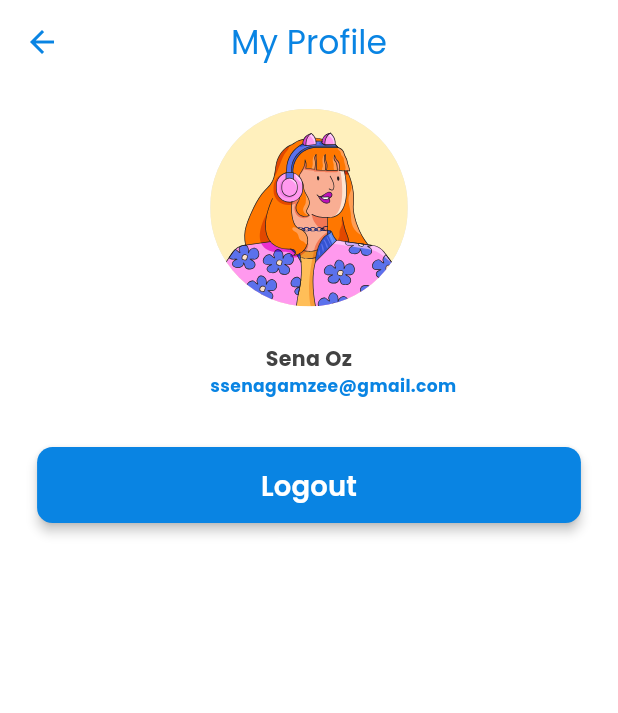
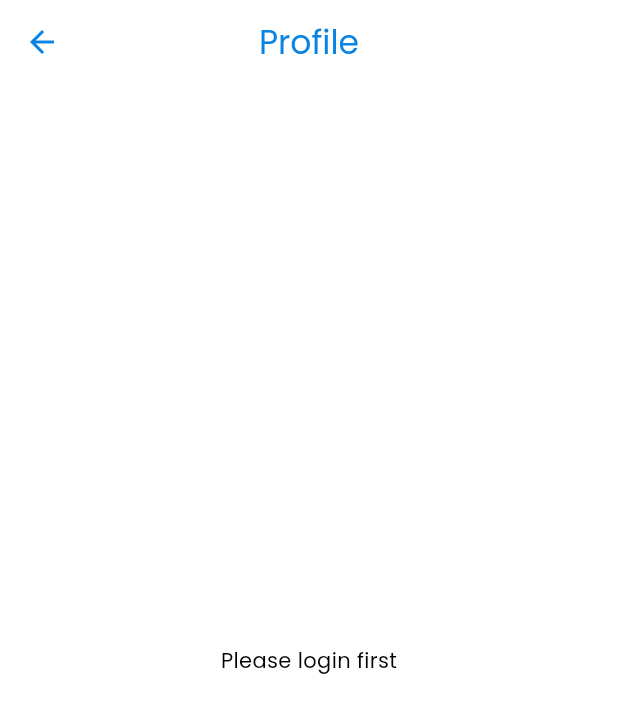
Before and after one commit to sgamzeo/firebase_challenge, a Flutter app: the ProfilePage screen opened by its route, on a phone screen of 412 x 824 dp. Shown: the top 713 px of the screen. Run offline on Flutter 3.47's test engine with Material 3 defaults, Android fonts, the phone set to English and light mode, and no system bars; our stand-ins replace bloc, cached_network_image, equatable, firebase_auth, firebase_core, flutter_bloc and 6 more; accounts and stored records are empty.

Commit message:
feat(profile): fetch current user on page load -- to be fixed

```diff
--- a/lib/core/dependency_injection.dart/dependecy_injection_container.dart
+++ b/lib/core/dependency_injection.dart/dependecy_injection_container.dart
@@ -1,4 +1,5 @@
 import 'package:firebase_challenge/feature/auth/domain/repositories/auth_repository_implementation.dart';
+import 'package:firebase_challenge/feature/auth/domain/usecases/get_current_user.dart';
 import 'package:firebase_challenge/feature/auth/domain/usecases/sign_in.dart';
 import 'package:firebase_challenge/feature/auth/domain/usecases/sign_up.dart';
 import 'package:get_it/get_it.dart';
@@ -28,4 +29,8 @@ void setupDependencies() {
   getIt.registerSingleton<SignUpUseCase>(
     SignUpUseCase(getIt<AuthRepository>()),
   );
+
+  getIt.registerSingleton<GetCurrentUserUseCase>(
+    GetCurrentUserUseCase(getIt<AuthRepository>()),
+  );
 }
--- a/lib/feature/auth/cubit/auth_cubit.dart
+++ b/lib/feature/auth/cubit/auth_cubit.dart
@@ -1,31 +1,34 @@
 import 'package:bloc/bloc.dart';
 import 'package:equatable/equatable.dart';
-import 'package:firebase_challenge/core/logger/app_logger.dart' show AppLogger;
-import 'package:firebase_challenge/feature/auth/domain/repositories/auth_repository.dart';
+import 'package:firebase_challenge/core/logger/app_logger.dart';
+import 'package:firebase_challenge/feature/auth/domain/entities/user_entity.dart';
+import 'package:firebase_challenge/feature/auth/domain/usecases/get_current_user.dart';
+import 'package:firebase_challenge/feature/auth/domain/usecases/sign_in.dart';
+import 'package:firebase_challenge/feature/auth/domain/usecases/sign_up.dart';
 
 part 'auth_state.dart';
 
 class AuthCubit extends Cubit<AuthState> {
-  final AuthRepository authRepository;
+  final SignInUseCase signInUseCase;
+  final SignUpUseCase signUpUseCase;
+  final GetCurrentUserUseCase getCurrentUserUseCase;
 
-  AuthCubit({required this.authRepository}) : super(AuthInitial());
+  AuthCubit({
+    required this.signInUseCase,
+    required this.signUpUseCase,
+    required this.getCurrentUserUseCase,
+  }) : super(AuthInitial());
 
   Future<void> checkAuth() async {
     emit(AuthLoading());
     AppLogger.i('Auth check started');
 
     try {
-      final isSignedIn = await authRepository.isSignedIn();
+      final user = await getCurrentUserUseCase();
 
-      if (isSignedIn) {
-        final token = await authRepository.getToken();
-        if (token != null && token.isNotEmpty) {
-          AppLogger.i('User authenticated successfully');
-          emit(AuthAuthenticated(token));
-        } else {
-          AppLogger.w('User not authenticated');
-          emit(AuthUnauthenticated());
-        }
+      if (user != null) {
+        AppLogger.i('User authenticated successfully');
+        emit(AuthAuthenticated(user: user));
       } else {
         AppLogger.w('User not authenticated');
         emit(AuthUnauthenticated());
@@ -38,8 +41,29 @@ class AuthCubit extends Cubit<AuthState> {
 
   Future<void> signOut() async {
     AppLogger.i('User sign out initiated');
-    await authRepository.signOut();
+    // Burada repository üzerinden signOut çağrısı kalabilir, çünkü logout direkt repository işlemi
+    await getCurrentUserUseCase.repository.signOut();
     AppLogger.i('User signed out successfully');
     emit(AuthUnauthenticated());
   }
+
+  Future<void> signIn(String email, String password) async {
+    emit(AuthLoading());
+    try {
+      final user = await signInUseCase(email, password);
+      emit(AuthAuthenticated(user: user));
+    } catch (e) {
+      emit(AuthUnauthenticated());
+    }
+  }
+
+  Future<void> signUp(String name, String email, String password) async {
+    emit(AuthLoading());
+    try {
+      final user = await signUpUseCase(name, email, password);
+      emit(AuthAuthenticated(user: user));
+    } catch (e) {
+      emit(AuthUnauthenticated());
+    }
+  }
 }
--- a/lib/feature/auth/cubit/auth_state.dart
+++ b/lib/feature/auth/cubit/auth_state.dart
@@ -11,11 +11,13 @@ class AuthInitial extends AuthState {}
 class AuthLoading extends AuthState {}
 
 class AuthAuthenticated extends AuthState {
-  final String token;
-  const AuthAuthenticated(this.token);
+  final UserEntity user;
+  final String? token;
+
+  const AuthAuthenticated({required this.user, this.token});
 
   @override
-  List<Object?> get props => [token];
+  List<Object?> get props => [user, token];
 }
 
 class AuthUnauthenticated extends AuthState {}
--- a/lib/feature/auth/domain/repositories/auth_repository.dart
+++ b/lib/feature/auth/domain/repositories/auth_repository.dart
@@ -3,6 +3,8 @@ import 'package:firebase_challenge/feature/auth/domain/entities/user_entity.dart
 abstract class AuthRepository {
   Future<UserEntity> signIn(String email, String password);
   Future<UserEntity> signUp(String name, String email, String password);
+  Future<UserEntity?> getCurrentUser();
+
   Future<void> signOut();
   Future<String?> getToken();
   Future<bool> isSignedIn();
--- /dev/null
+++ b/lib/feature/auth/domain/usecases/get_current_user.dart
@@ -0,0 +1,12 @@
+import 'package:firebase_challenge/feature/auth/domain/entities/user_entity.dart';
+import 'package:firebase_challenge/feature/auth/domain/repositories/auth_repository.dart';
+
+class GetCurrentUserUseCase {
+  final AuthRepository repository;
+
+  GetCurrentUserUseCase(this.repository);
+
+  Future<UserEntity?> call() {
+    return repository.getCurrentUser();
+  }
+}
--- a/lib/feature/auth/view/profile_page.dart
+++ b/lib/feature/auth/view/profile_page.dart
@@ -1,9 +1,10 @@
+import 'package:firebase_challenge/feature/auth/cubit/auth_cubit.dart';
+import 'package:flutter/material.dart';
+import 'package:flutter_bloc/flutter_bloc.dart';
 import 'package:firebase_challenge/core/components/buttons/custom_button.dart';
 import 'package:firebase_challenge/core/components/cards/custom_circle_tile.dart';
 import 'package:firebase_challenge/core/constants/asset_constants.dart';
 import 'package:firebase_challenge/core/constants/dimens.dart';
-import 'package:flutter/material.dart';
-import 'package:flutter_svg/svg.dart';
 
 class ProfilePage extends StatelessWidget {
   const ProfilePage({super.key});
@@ -11,23 +12,42 @@ class ProfilePage extends StatelessWidget {
   @override
   Widget build(BuildContext context) {
     return Scaffold(
-      appBar: AppBar(title: const Text("My Profile"), centerTitle: true),
-      body: Padding(
+      appBar: AppBar(title: const Text("Profile"), centerTitle: true),
+      body: SafeArea(
+        child: Padding(
           padding: Dimens.pagePaddingMedium,
-        child: Column(
-          mainAxisAlignment: MainAxisAlignment.start,
+          child: BlocBuilder<AuthCubit, AuthState>(
+            builder: (context, state) {
+              if (state is AuthLoading) {
+                return const Center(child: CircularProgressIndicator());
+              }
+              if (state is AuthUnauthenticated) {
+                return const Center(child: Text("Please login first"));
+              }
+              if (state is AuthAuthenticated) {
+                final user = state.user;
+                return Column(
+                  mainAxisAlignment: MainAxisAlignment.spaceBetween,
                   children: [
                     CustomCircleTile(
                       imageUrl: AssetConstants.customAvatar,
                       size: Dimens.imageSizeXXLarge,
                       spacing: Dimens.spaceXLarge,
                       isSvg: true,
-              title: 'Sena Oz',
-              description: 'ssenagamzee@gmail.com',
+                      title: user.name ?? "Unknown",
+                      description: user.email!,
                     ),
                     SizedBox(height: Dimens.spaceXXLarge),
-            CustomButton(onPressed: () {}, text: "Logout"),
+                    CustomButton(
+                      onPressed: () => context.read<AuthCubit>().signOut(),
+                      text: "Logout",
+                    ),
                   ],
+                );
+              }
+              return const SizedBox.shrink();
+            },
+          ),
         ),
       ),
     );
```
Also changed, not shown: lib/feature/auth/domain/repositories/auth_repository_implementation.dart (+13 -0 lines), lib/main.dart (+8 -2 lines). Lines whose indentation alone changed are shown as unchanged.
